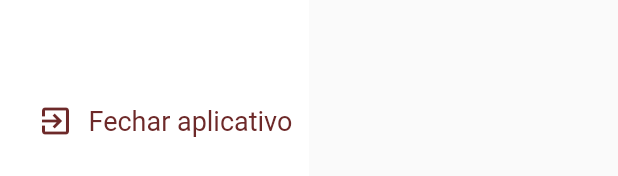
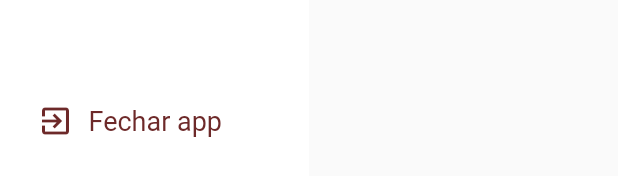
Before and after one commit to matheusAparicio/oceanografia-lagoa-da-conceicao, a Flutter app: the HomeDrawer widget shown alone on an empty page, opened directly, on a phone screen of 412 x 824 dp. Shown: the part 726-902 px from the top of the screen. Run offline on Flutter 3.47's test engine with Material 2 defaults, Android fonts, the light colour scheme and no system bars; our stand-ins replace auto_size_text, google_fonts, lottie; missing offline and left inert: open_street_map_search_and_pick; project files that could hold a hidden picture were left out.

Commit message:
android gradle changes

```diff
--- a/lib/ui/pages/home_page/components/home_app_bar.dart
+++ b/lib/ui/pages/home_page/components/home_app_bar.dart
@@ -14,11 +14,13 @@ class _HomeAppBarState extends State<HomeAppBar> {
   Widget build(BuildContext context) {
     return Container(
       width: MediaQuery.of(context).size.width,
-      height: 60,
+      height: 100,
       decoration: BoxDecoration(color: AppColors().primaryColor),
       alignment: Alignment.center,
+      padding: const EdgeInsets.only(top: 15),
       child: Row(
         mainAxisAlignment: MainAxisAlignment.spaceBetween,
+        crossAxisAlignment: CrossAxisAlignment.center,
         children: [
           SizedBox(
             width: 50,
--- a/lib/ui/pages/home_page/components/home_drawer.dart
+++ b/lib/ui/pages/home_page/components/home_drawer.dart
@@ -82,7 +82,7 @@ class _HomeDrawerState extends State<HomeDrawer> {
                 ),
                 const SizedBox(width: 10),
                 Text(
-                  "Fechar aplicativo",
+                  "Fechar app",
                   style: GoogleFonts.roboto(
                     color: AppColors().redColor,
                     decoration: TextDecoration.none,
--- a/lib/ui/pages/home_page/home_page.dart
+++ b/lib/ui/pages/home_page/home_page.dart
@@ -15,7 +15,7 @@ class _HomePageState extends State<HomePage> {
   Widget build(BuildContext context) {
     return const Scaffold(
       appBar: PreferredSize(
-        preferredSize: Size.fromHeight(60),
+        preferredSize: Size.fromHeight(100),
         child: HomeAppBar(),
       ),
       drawer: HomeDrawer(),
--- a/lib/ui/pages/splashscreen_page.dart
+++ b/lib/ui/pages/splashscreen_page.dart
@@ -25,7 +25,7 @@ class _SplashscreenPageState extends State<SplashscreenPage> {
 
   @override
   void initState() {
-    Future.delayed(const Duration(milliseconds: 1500)).then((value) {
+    Future.delayed(const Duration(milliseconds: 2000)).then((value) {
       Navigator.pushReplacement(
         context,
         MaterialPageRoute(builder: (context) => const HomePage()),
```
Also changed, not shown: 1 other file.
